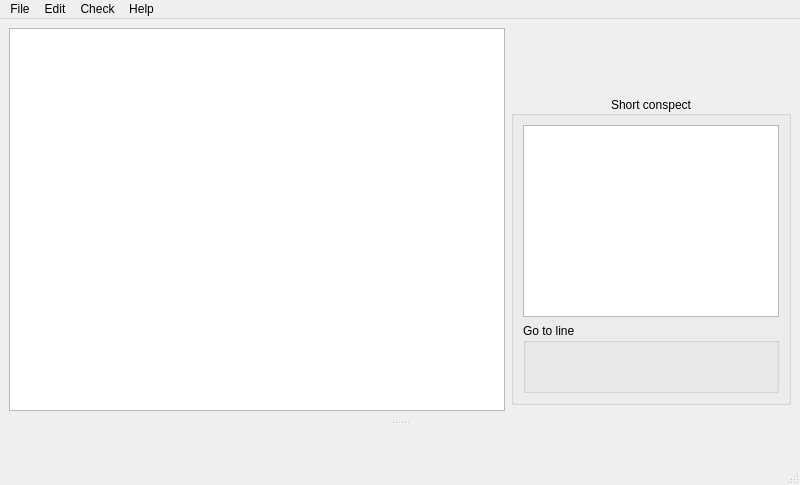
This is ui/mainwindow.ui in baziorek/STC_editor as Qt 5 draws it before an edit. The edited form follows.
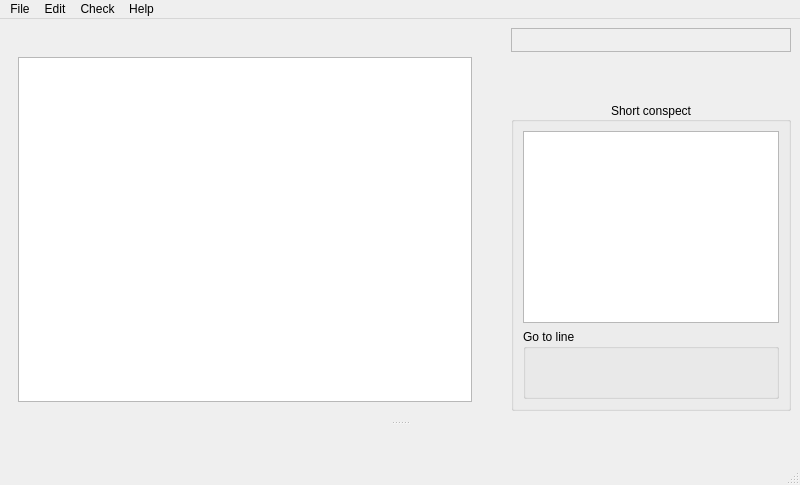
This is the edited form. Icons and pictures are not drawn. Custom widgets are drawn as their Qt base class.

Commit message: Added simple Breadcrumb

```diff
--- a/ui/mainwindow.ui
+++ b/ui/mainwindow.ui
@@ -15,7 +15,7 @@
   </property>
   <widget class="QWidget" name="centralwidget">
    <layout class="QGridLayout" name="gridLayout">
-    <item row="0" column="1">
+    <item row="0" column="2" rowspan="2">
      <widget class="StcTagsButtons" name="buttonsEmittingStc">
       <property name="frameShape">
        <enum>QFrame::Shape::StyledPanel</enum>
@@ -25,25 +25,12 @@
       </property>
      </widget>
     </item>
-    <item row="0" column="0" rowspan="5">
-     <widget class="CodeEditor" name="textEditor">
-      <property name="font">
-       <font>
-        <pointsize>14</pointsize>
-       </font>
-      </property>
-      <property name="styleSheet">
-       <string notr="true">QPlainText {
-	background-color: rgb(255, 255, 255);
-	color: rgb(0, 0, 0);
-    font-family: monospace;
-}
-
-</string>
-      </property>
+    <item row="0" column="1">
+     <widget class="QWidget" name="breadcrumbWidget" native="true">
+      <layout class="QHBoxLayout" name="horizontalLayout"/>
      </widget>
     </item>
-    <item row="3" column="1">
+    <item row="4" column="2">
      <widget class="QGroupBox" name="contextGroup">
       <property name="title">
        <string>Short conspect</string>
@@ -84,7 +71,7 @@
       </layout>
      </widget>
     </item>
-    <item row="2" column="1">
+    <item row="3" column="2">
      <widget class="ErrorList" name="errorsInText" native="true">
       <property name="sizePolicy">
        <sizepolicy hsizetype="Minimum" vsizetype="MinimumExpanding">
@@ -94,6 +81,49 @@
       </property>
      </widget>
     </item>
+    <item row="0" column="0" rowspan="5">
+     <widget class="QWidget" name="containerFOrCOdeEditorAndBreadcromb" native="true">
+      <property name="minimumSize">
+       <size>
+        <width>100</width>
+        <height>0</height>
+       </size>
+      </property>
+      <layout class="QVBoxLayout" name="verticalLayout_2">
+       <item>
+        <widget class="QLabel" name="breadcrumbLabel">
+         <property name="sizePolicy">
+          <sizepolicy hsizetype="MinimumExpanding" vsizetype="Fixed">
+           <horstretch>0</horstretch>
+           <verstretch>0</verstretch>
+          </sizepolicy>
+         </property>
+         <property name="text">
+          <string/>
+         </property>
+        </widget>
+       </item>
+       <item>
+        <widget class="CodeEditor" name="textEditor">
+         <property name="font">
+          <font>
+           <pointsize>14</pointsize>
+          </font>
+         </property>
+         <property name="styleSheet">
+          <string notr="true">QPlainText {
+	background-color: rgb(255, 255, 255);
+	color: rgb(0, 0, 0);
+    font-family: monospace;
+}
+
+</string>
+         </property>
+        </widget>
+       </item>
+      </layout>
+     </widget>
+    </item>
    </layout>
   </widget>
   <widget class="QMenuBar" name="menubar">
```
Left out of the diff: 3 changed lines with no effect on the pictures. The commit also changes 2 other files.
